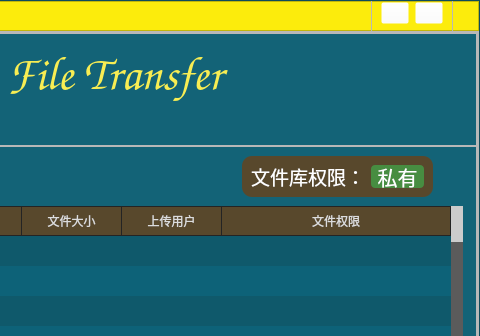
Before: the Qt Designer form PageAfterLogin.ui in Superyu-github/SecureFileTransfe, drawn with Qt 5; both pictures show x 370 to 850 and y 0 to 336 of the 850 by 600 pixel window.
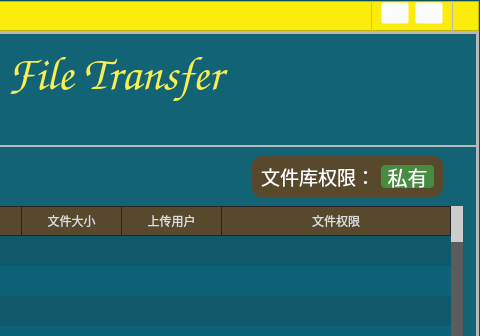
After: the same form once the commit is applied. Icons and pictures are not drawn.

Diff of the .ui file:
```diff
--- a/PageAfterLogin.ui
+++ b/PageAfterLogin.ui
@@ -936,7 +936,7 @@
                    <widget class="QFrame" name="frame_permission">
                     <property name="geometry">
                      <rect>
-                      <x>430</x>
+                      <x>440</x>
                       <y>0</y>
                       <width>191</width>
                       <height>41</height>
```
